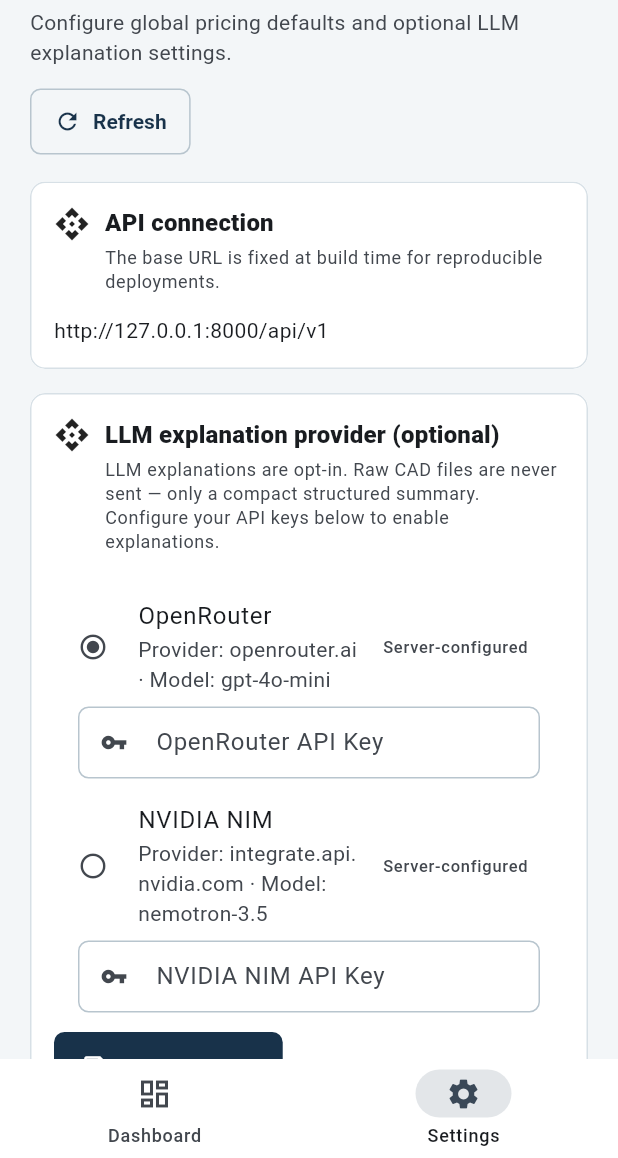
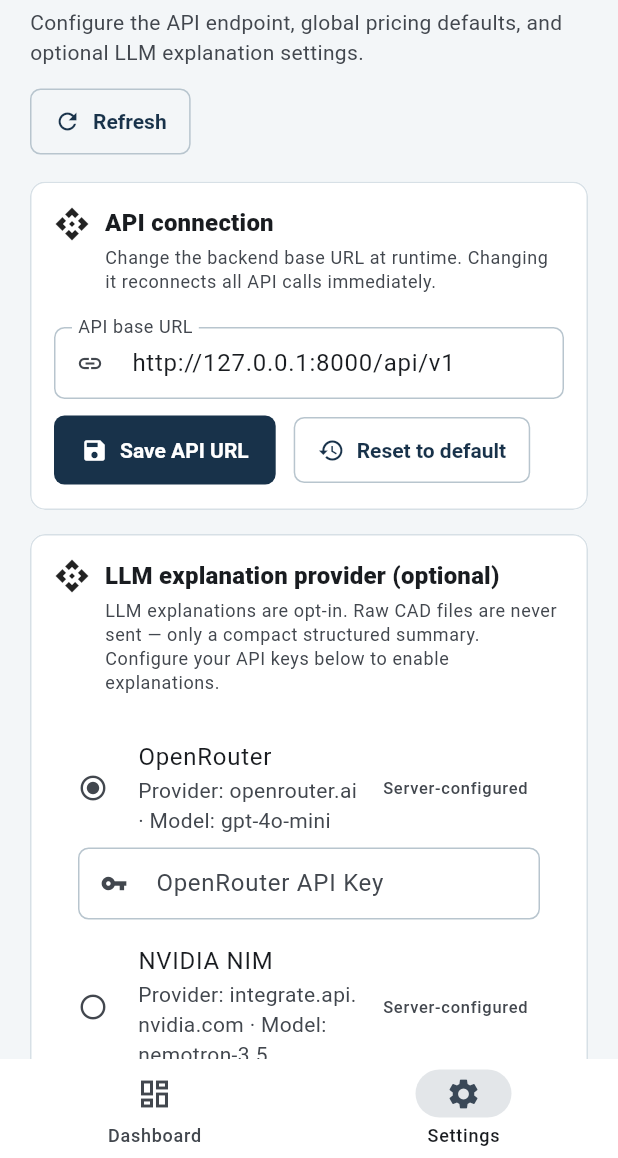
Before and after one commit to skandapypatriot/jobeval, a Flutter app: the screen it shows after launch, item 2 of the bottom bar chosen, on a phone screen of 412 x 824 dp, the part 78-1236 px from its top. Run offline on Flutter 3.47's test engine with Material 3 defaults, Android fonts, the phone set to English and light mode, and no system bars; our stand-ins replace dio, file_picker, flutter_riverpod, go_router; missing offline and left inert: google_ml_kit; network calls fail.

Commit message:
Make API base URL configurable from frontend at runtime
- ApiConfig now holds a mutable runtime base URL (defaults to build-time
  --dart-define=API_BASE_URL or http://127.0.0.1:8000/api/v1)
- Added apiConfigProvider (StateProvider) and made apiClientProvider
  depend on it so the Dio client recreates when the URL changes
- Settings screen now has an editable API base URL field with Save and
  Reset-to-default buttons
- Changing the URL reconnects all API calls immediately without rebuild

```diff
--- a/frontend/lib/core/providers.dart
+++ b/frontend/lib/core/providers.dart
@@ -1,8 +1,14 @@
 import 'package:flutter_riverpod/flutter_riverpod.dart';
 import 'package:jobeval/core/api/api_client.dart';
+import 'package:jobeval/core/api/api_config.dart';
 import 'package:jobeval/core/models/json_data.dart';
 
-final apiClientProvider = Provider<ApiClient>((ref) => ApiClient());
+final apiConfigProvider = StateProvider<String>((ref) => ApiConfig.baseUrl);
+
+final apiClientProvider = Provider<ApiClient>((ref) {
+  final baseUrl = ref.watch(apiConfigProvider);
+  return ApiClient(baseUrl: baseUrl);
+});
 
 enum BackendState { checking, online, degraded, offline }
 
--- a/frontend/lib/features/settings/settings_screen.dart
+++ b/frontend/lib/features/settings/settings_screen.dart
@@ -1,42 +1,76 @@
 import 'package:flutter/material.dart';
-import 'package:jobeval/core/api/api_client.dart';
+import 'package:flutter_riverpod/flutter_riverpod.dart';
+import 'package:jobeval/core/api/api_config.dart';
 import 'package:jobeval/core/models/json_data.dart';
+import 'package:jobeval/core/providers.dart';
 import 'package:jobeval/shared/widgets/common_widgets.dart';
 import 'package:jobeval/shared/widgets/pricing_editor.dart';
 
-class SettingsScreen extends StatefulWidget {
+class SettingsScreen extends ConsumerStatefulWidget {
   const SettingsScreen({super.key});
 
   @override
-  State<SettingsScreen> createState() => _SettingsScreenState();
+  ConsumerState<SettingsScreen> createState() => _SettingsScreenState();
 }
 
-class _SettingsScreenState extends State<SettingsScreen> {
-  final apiClient = ApiClient();
+class _SettingsScreenState extends ConsumerState<SettingsScreen> {
+  final _baseUrlController = TextEditingController();
   final _openRouterKeyController = TextEditingController();
   final _nvidiaNimKeyController = TextEditingController();
   bool _isSaving = false;
   JsonMap? pricing;
 
   @override
+  void initState() {
+    super.initState();
+    _baseUrlController.text = ApiConfig.baseUrl;
+    _loadPricing();
+  }
+
+  @override
   void dispose() {
+    _baseUrlController.dispose();
     _openRouterKeyController.dispose();
     _nvidiaNimKeyController.dispose();
     super.dispose();
   }
 
-  @override
-  void initState() {
-    super.initState();
-    _loadPricing();
-  }
-
   Future<void> _loadPricing() async {
     try {
-      final p = await apiClient.getGlobalPricing();
+      final p = await ref.read(apiClientProvider).getGlobalPricing();
       if (mounted) setState(() => pricing = p);
     } catch (e) {
       // Ignore load errors
+    }
+  }
+
+  Future<void> _saveBaseUrl() async {
+    final url = _baseUrlController.text.trim();
+    if (url.isEmpty) return;
+    setState(() => _isSaving = true);
+    try {
+      ref.read(apiConfigProvider.notifier).state = url;
+      // Recreate the API client with the new base URL
+      ref.read(apiClientProvider);
+      if (mounted) {
+        ScaffoldMessenger.of(context).showSnackBar(
+          SnackBar(
+            content: Text('API base URL set to $url'),
+            backgroundColor: Theme.of(context).colorScheme.tertiary,
+          ),
+        );
+      }
+    } catch (error) {
+      if (mounted) {
+        ScaffoldMessenger.of(context).showSnackBar(
+          SnackBar(
+            content: Text(apiErrorMessage(error)),
+            backgroundColor: Theme.of(context).colorScheme.error,
+          ),
+        );
+      }
+    } finally {
+      if (mounted) setState(() => _isSaving = false);
     }
   }
 
@@ -50,7 +84,7 @@ class _SettingsScreenState extends State<SettingsScreen> {
           PageHeader(
             title: 'JobEval Settings',
             subtitle:
-                'Configure global pricing defaults and optional LLM explanation settings.',
+                'Configure the API endpoint, global pricing defaults, and optional LLM explanation settings.',
             actions: [
               OutlinedButton.icon(
                 onPressed: _loadPricing,
@@ -63,9 +97,52 @@ class _SettingsScreenState extends State<SettingsScreen> {
           SectionCard(
             title: 'API connection',
             subtitle:
-                'The base URL is fixed at build time for reproducible deployments.',
+                'Change the backend base URL at runtime. Changing it reconnects all API calls immediately.',
             leading: const Icon(Icons.api_outlined),
-            child: SelectableText(apiClient.baseUrl),
+            child: Column(
+              crossAxisAlignment: CrossAxisAlignment.start,
+              children: [
+                const SizedBox(height: 8),
+                TextField(
+                  controller: _baseUrlController,
+                  decoration: const InputDecoration(
+                    labelText: 'API base URL',
+                    hintText: 'http://127.0.0.1:8000/api/v1',
+                    border: OutlineInputBorder(),
+                    prefixIcon: Icon(Icons.link),
+                  ),
+                  onSubmitted: (_) => _saveBaseUrl(),
+                ),
+                const SizedBox(height: 10),
+                Row(
+                  children: [
+                    FilledButton.icon(
+                      onPressed: _isSaving ? null : _saveBaseUrl,
+                      icon: _isSaving
+                          ? const SizedBox(
+                              width: 16,
+                              height: 16,
+                              child: CircularProgressIndicator(strokeWidth: 2),
+                            )
+                          : const Icon(Icons.save),
+                      label: const Text('Save API URL'),
+                    ),
+                    const SizedBox(width: 12),
+                    OutlinedButton.icon(
+                      onPressed: _isSaving
+                          ? null
+                          : () {
+                              _baseUrlController.text = ApiConfig.baseUrl;
+                              ref.read(apiConfigProvider.notifier).state =
+                                  ApiConfig.baseUrl;
+                            },
+                      icon: const Icon(Icons.restore),
+                      label: const Text('Reset to default'),
+                    ),
+                  ],
+                ),
+              ],
+            ),
           ),
           const SizedBox(height: 16),
           SectionCard(
@@ -135,7 +212,7 @@ class _SettingsScreenState extends State<SettingsScreen> {
                             final futures = <Future<void>>[];
                             if (openRouterKey.isNotEmpty) {
                               futures.add(
-                                apiClient.saveApiKey(
+                                ref.read(apiClientProvider).saveApiKey(
                                   provider: 'openrouter',
                                   apiKey: openRouterKey,
                                 ),
@@ -143,7 +220,7 @@ class _SettingsScreenState extends State<SettingsScreen> {
                             }
                             if (nvidiaNimKey.isNotEmpty) {
                               futures.add(
-                                apiClient.saveApiKey(
+                                ref.read(apiClientProvider).saveApiKey(
                                   provider: 'nvidia_nim',
                                   apiKey: nvidiaNimKey,
                                 ),
@@ -203,7 +280,7 @@ class _SettingsScreenState extends State<SettingsScreen> {
             saveLabel: 'Save global defaults',
             showQuantity: false,
             onSave: (draft) async {
-              await apiClient.putGlobalPricing(draft.toJson());
+              await ref.read(apiClientProvider).putGlobalPricing(draft.toJson());
               if (mounted) {
                 await _loadPricing();
               }
```
Also changed, not shown: frontend/lib/core/api/api_config.dart (+31 -8 lines).
